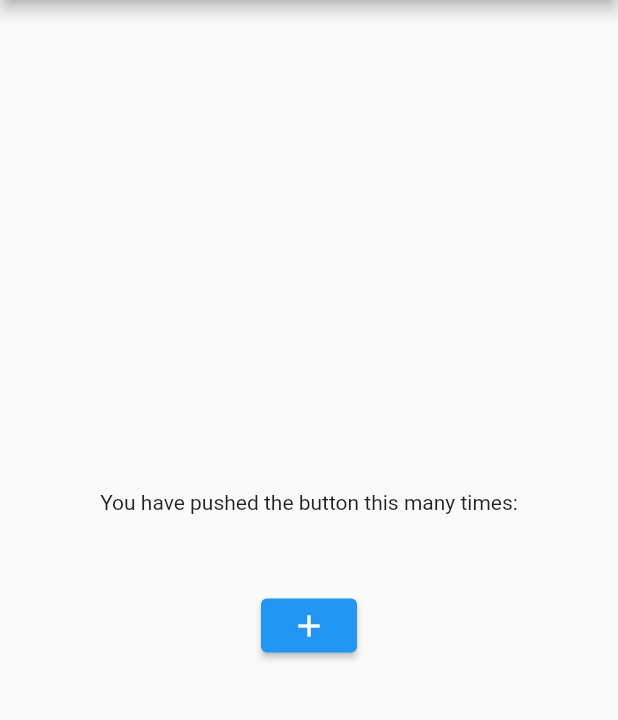
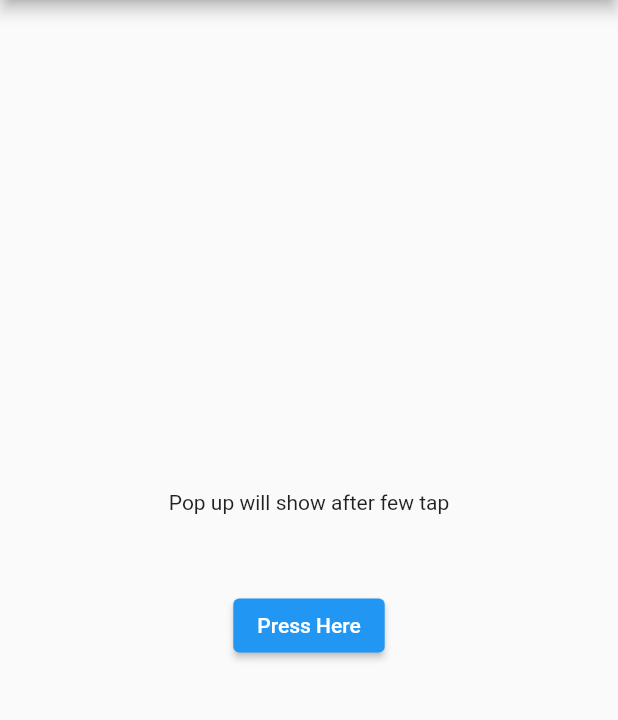
Before and after one commit to walid-ashik/review_popup, a Flutter app: the screen it shows after launch, on a phone screen of 412 x 824 dp, the part 84-804 px from its top. Run offline on Flutter 3.47's test engine with Material 2 defaults, Android fonts, the phone set to English and light mode, and no system bars; our stand-ins replace in_app_review, lottie, shared_preferences; missing offline and left inert: flutter_mailer.

Commit message:
Add tapCount constructor

```diff
--- a/example/lib/main.dart
+++ b/example/lib/main.dart
@@ -36,6 +36,7 @@ class _MyHomePageState extends State<MyHomePage> {
   final reviewPopUp = ReviewPopUpUtils(
     appName: 'Appuly',
     appId: '1636138219',
+    tapCount: 7,
   );
 
   @override
@@ -55,7 +56,7 @@ class _MyHomePageState extends State<MyHomePage> {
           mainAxisAlignment: MainAxisAlignment.center,
           children: <Widget>[
             const Text(
-              'You have pushed the button this many times:',
+              'Pop up will show after few tap',
             ),
             const SizedBox(height: 50),
             ElevatedButton(
@@ -64,7 +65,7 @@ class _MyHomePageState extends State<MyHomePage> {
                 reviewPopUp.showReviewPopUp(context);
                 reviewPopUp.buildInAppReviewRequestPopUp(context);
               },
-              child: const Icon(Icons.add),
+              child: const Text('Press Here'),
             )
           ],
         ),
--- a/lib/src/review_popup/utils/review_popup_utils.dart
+++ b/lib/src/review_popup/utils/review_popup_utils.dart
@@ -11,8 +11,9 @@ class ReviewPopUpUtils {
   ReviewPopUpUtils({
     required this.appId,
     required this.appName,
+    this.tapCount = 6,
   });
-
+  late int tapCount;
   late String appName;
   late String appId;
   late bool _isAppStoreOpened;
@@ -34,7 +35,7 @@ class ReviewPopUpUtils {
   }
 
   Future<void> showReviewPopUp(BuildContext context) async {
-    if (_totalQuoteSaveSharedCount == 4) {
+    if (_totalQuoteSaveSharedCount == tapCount) {
       await showDialog<void>(
         context: context,
         barrierDismissible: false,
```
